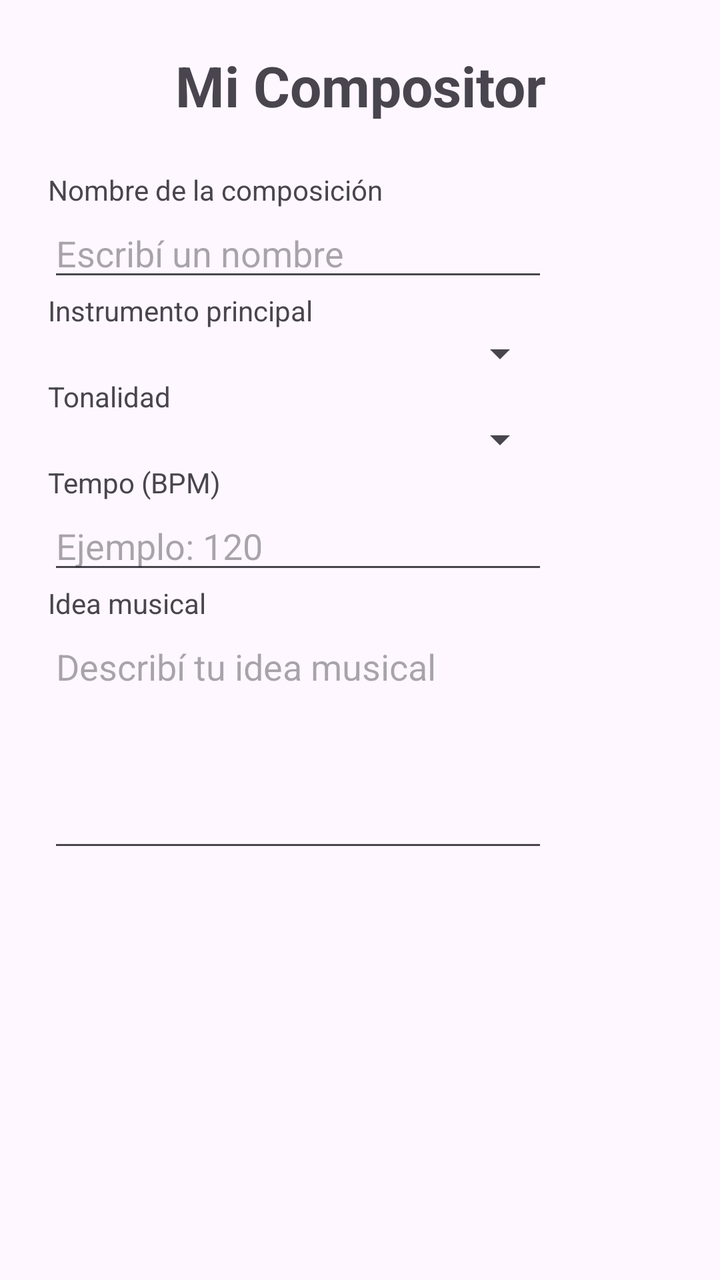
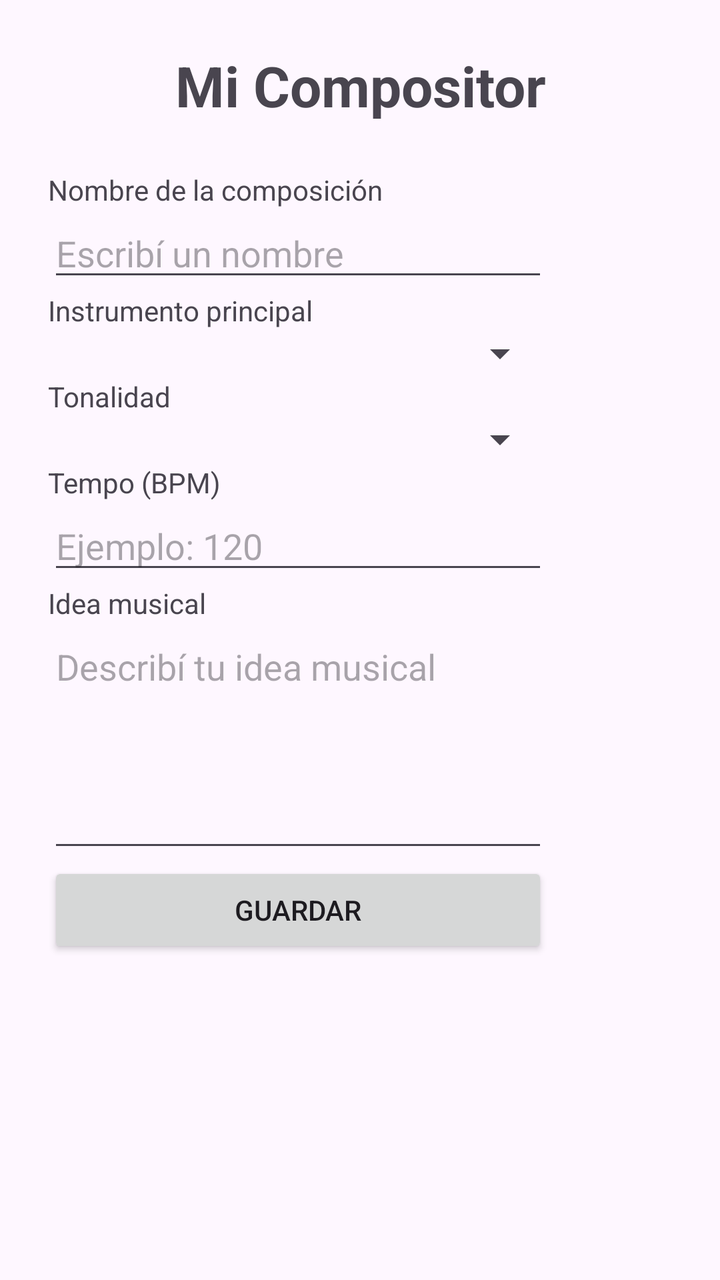

Compare the two renders of this Android layout. The source of the first and the diff that turns it into the second are given below.
<!-- AndroidManifest.xml: application theme Theme.MiApp -->
<!-- res/layout/activity_main.xml -->
<?xml version="1.0" encoding="utf-8"?>
<ScrollView
    xmlns:android="http://schemas.android.com/apk/res/android"
    android:layout_width="match_parent"
    android:layout_height="match_parent">

    <LinearLayout
        android:layout_width="match_parent"
        android:layout_height="wrap_content"
        android:orientation="vertical"
        android:padding="24dp">

        <TextView
            android:layout_width="match_parent"
            android:layout_height="wrap_content"
            android:text="Mi Compositor"
            android:textSize="28sp"
            android:textStyle="bold"
            android:gravity="center"
            android:layout_marginBottom="24dp" />

        <TextView
            android:layout_width="wrap_content"
            android:layout_height="wrap_content"
            android:text="Nombre de la composición" />

        <EditText
            android:layout_width="250dp"
            android:layout_height="wrap_content"
            android:hint="Escribí un nombre" />

        <TextView
            android:layout_width="wrap_content"
            android:layout_height="wrap_content"
            android:text="Instrumento principal" />

        <Spinner

            android:layout_width="250dp"
            android:layout_height="wrap_content"
            android:id="@+id/spinnerInstrumento"/>

        <TextView
            android:layout_width="wrap_content"
            android:layout_height="wrap_content"
            android:text="Tonalidad" />

        <Spinner
            android:id="@+id/spinnerTonalidad"
            android:layout_width="250dp"
            android:layout_height="wrap_content" />

        <TextView
            android:layout_width="wrap_content"
            android:layout_height="wrap_content"
            android:text="Tempo (BPM)" />

        <EditText
            android:id="@+id/edtTempo"
            android:layout_width="250dp"
            android:layout_height="wrap_content"
            android:hint="Ejemplo: 120"
            android:inputType="number" />

        <TextView
            android:layout_width="wrap_content"
            android:layout_height="wrap_content"
            android:text="Idea musical" />

        <EditText
            android:id="@+id/edtIdea"
            android:layout_width="250dp"
            android:layout_height="120dp"
            android:hint="Describí tu idea musical"
            android:gravity="top"
            android:inputType="textMultiLine" />

    </LinearLayout>

</ScrollView>
<!-- resources referenced by this layout -->
<resources>
  <style name="Theme.MiApp" parent="Base.Theme.MiApp" />
  <style name="Base.Theme.MiApp" parent="Theme.Material3.DayNight.NoActionBar">
          
          
      </style>
</resources>

<!-- the commit's change to res/layout/activity_main.xml (unified diff, before → after) -->
@@ -25,6 +25,7 @@
             android:text="Nombre de la composición" />
 
         <EditText
+            android:id="@+id/edtNombre"
             android:layout_width="250dp"
             android:layout_height="wrap_content"
             android:hint="Escribí un nombre" />
@@ -75,6 +76,12 @@
             android:gravity="top"
             android:inputType="textMultiLine" />
 
+        <Button
+            android:id="@+id/btnGuardar"
+            android:layout_width="250dp"
+            android:layout_height="wrap_content"
+            android:text="Guardar" />
+
     </LinearLayout>
 
 </ScrollView>
